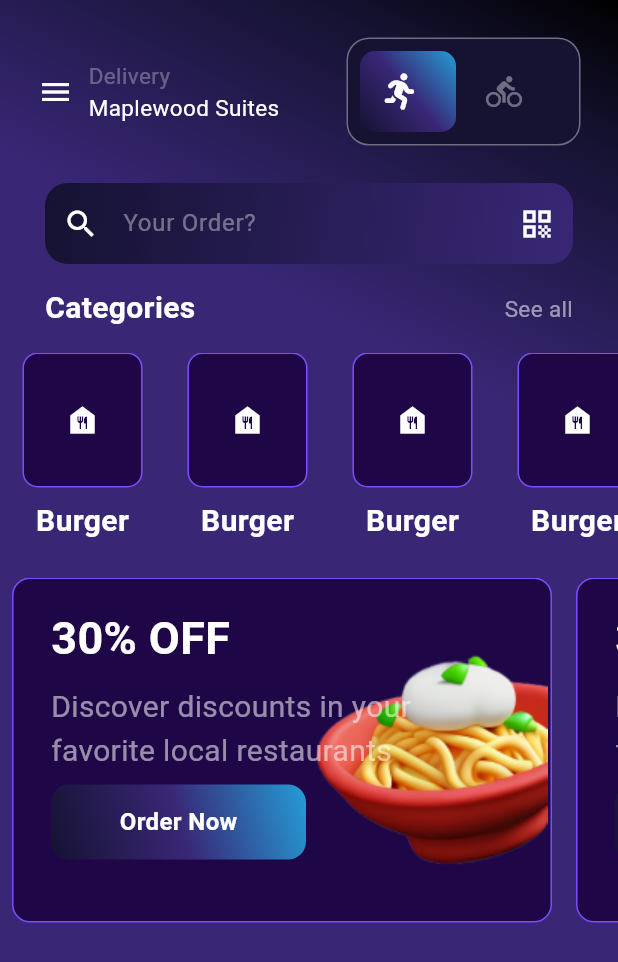
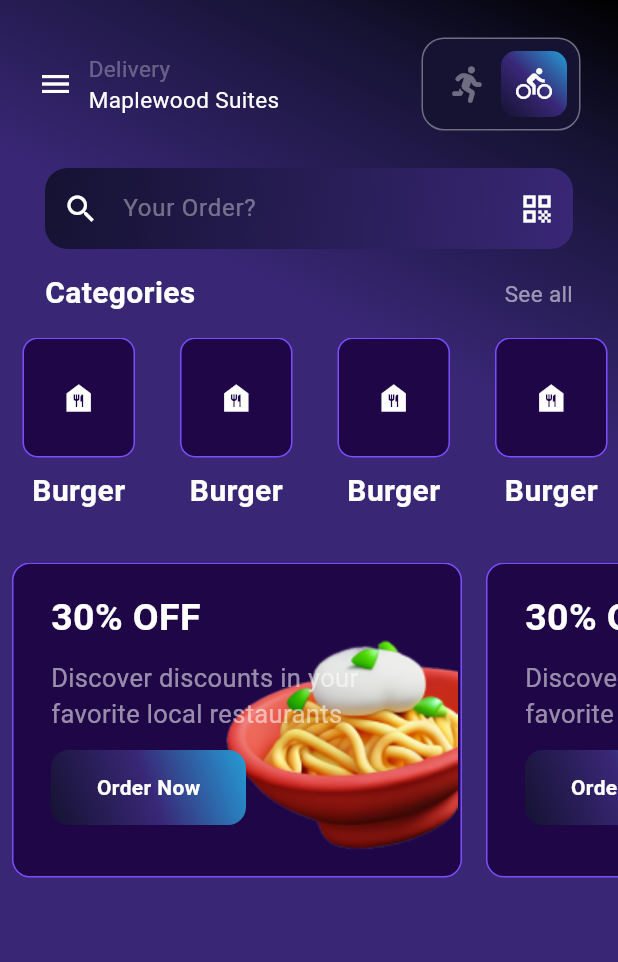
Before and after one commit to Muhammad-Usman08/Final-Hackathon, a Flutter app: the HomeView screen opened directly, on a phone screen of 412 x 824 dp. Shown: the top 962 px of the screen. Run offline on Flutter 3.47's test engine with Material 3 defaults, Android fonts, the light colour scheme and no system bars; our stand-ins replace flutter_svg, font_awesome_flutter, get.

Commit message:
home ui problem fix

```diff
--- a/lib/views/home/home_view.dart
+++ b/lib/views/home/home_view.dart
@@ -54,8 +54,8 @@ class HomeView extends StatelessWidget {
                           child: Column(
                             children: [
                               Container(
-                                height: 90,
-                                width: 80,
+                                height: 80,
+                                width: 75,
                                 decoration: BoxDecoration(
                                   border: Border.all(
                                       color: Colors.deepPurpleAccent),
@@ -81,7 +81,7 @@ class HomeView extends StatelessWidget {
                     ),
                   ),
                   SizedBox(
-                    height: 230,
+                    height: 210,
                     child: ListView.builder(
                       scrollDirection: Axis.horizontal,
                       itemCount: 3,
@@ -91,8 +91,8 @@ class HomeView extends StatelessWidget {
                             horizontal: 8.0,
                           ),
                           child: Container(
-                            height: 120,
-                            width: 360, // Set a fixed width to prevent overflow
+                            height: 80,
+                            width: 300,
                             decoration: BoxDecoration(
                               border:
                                   Border.all(color: Colors.deepPurpleAccent),
@@ -114,25 +114,25 @@ class HomeView extends StatelessWidget {
                                     children: [
                                       CustomText(
                                         text: '30% OFF',
-                                        fontSize: 30,
+                                        fontSize: 25,
                                         weight: FontWeight.bold,
                                         color: Colors.white,
                                       ),
                                       SizedBox(height: 10),
                                       CustomText(
-                                        fontSize: 20,
+                                        fontSize: 17,
                                         text:
                                             'Discover discounts in your\nfavorite local restaurants',
                                         color: Colors.white54,
                                       ),
-                                      SizedBox(height: 8),
+                                      SizedBox(height: 12),
                                       Container(
                                         height: 50,
-                                        width: 170,
+                                        width: 130,
                                         child: Center(
                                           child: CustomText(
                                             text: 'Order Now',
-                                            fontSize: 16,
+                                            fontSize: 14,
                                             weight: FontWeight.bold,
                                             color: Colors.white,
                                           ),
--- a/lib/views/home/homecomponents/custom_app_bar.dart
+++ b/lib/views/home/homecomponents/custom_app_bar.dart
@@ -1,6 +1,5 @@
 import 'package:flutter/material.dart';
 import 'package:hackhthon_project/components/custom_text.dart';
-import 'package:hackhthon_project/views/home/home_view.dart';
 import 'package:hackhthon_project/views/home/homecomponents/custom_fiels.dart';
 
 class CustomAppBar extends StatelessWidget {
@@ -9,8 +8,8 @@ class CustomAppBar extends StatelessWidget {
   @override
   Widget build(BuildContext context) {
     return Container(
-      padding: EdgeInsets.all(25),
-      child: Row(
+      padding: const EdgeInsets.all(25),
+      child: const Row(
         children: [
           Icon(
             Icons.menu,
--- a/lib/views/home/homecomponents/custom_fiels.dart
+++ b/lib/views/home/homecomponents/custom_fiels.dart
@@ -1,6 +1,7 @@
 import 'package:flutter/material.dart';
 import 'package:font_awesome_flutter/font_awesome_flutter.dart';
 import 'package:get/get.dart';
+import 'package:hackhthon_project/views/home/homeview_model.dart';
 
 class CustomToggleSwitch extends StatelessWidget {
   const CustomToggleSwitch({Key? key}) : super(key: key);
@@ -11,11 +12,11 @@ class CustomToggleSwitch extends StatelessWidget {
 
     return Obx(() {
       return Container(
-        padding: EdgeInsets.all(8),
+        padding: const EdgeInsets.all(8),
         decoration: BoxDecoration(
           border: Border.all(color: Colors.white38),
           borderRadius: BorderRadius.circular(15),
-          color: Color(0xff151232),
+          color: const Color(0xff151232),
         ),
         child: Row(
           mainAxisAlignment: MainAxisAlignment.spaceBetween,
@@ -23,16 +24,16 @@ class CustomToggleSwitch extends StatelessWidget {
             // Walk-in option
             GestureDetector(
               onTap: () {
-                homeController.isWalking.value = true; // Set to Walk-in
+                homeController.isWalking.value = true;
               },
               child: AnimatedContainer(
-                duration: Duration(milliseconds: 300),
-                padding: EdgeInsets.symmetric(horizontal: 15, vertical: 15),
+                duration: const Duration(milliseconds: 300),
+                padding: const EdgeInsets.symmetric(horizontal: 10, vertical: 10),
                 decoration: BoxDecoration(
                   gradient: homeController.isWalking.value
-                      ? LinearGradient(
+                      ? const LinearGradient(
                           colors: [
-                            const Color.fromARGB(255, 36, 157, 214),
+                            Color.fromARGB(255, 36, 157, 214),
                             Color(0xff392776),
                             Color(0xff151232),
                           ],
@@ -50,7 +51,6 @@ class CustomToggleSwitch extends StatelessWidget {
                           ? Colors.white
                           : Colors.white38,
                     ),
-                    SizedBox(width: 10),
                   ],
                 ),
               ),
@@ -58,16 +58,16 @@ class CustomToggleSwitch extends StatelessWidget {
             // Cycle option
             GestureDetector(
               onTap: () {
-                homeController.isWalking.value = false; // Set to Cycle
+                homeController.isWalking.value = false;
               },
               child: AnimatedContainer(
-                duration: Duration(milliseconds: 300),
-                padding: EdgeInsets.symmetric(horizontal: 20, vertical: 10),
+                duration: const Duration(milliseconds: 300),
+                padding: const EdgeInsets.symmetric(horizontal: 10, vertical: 10),
                 decoration: BoxDecoration(
                   gradient: !homeController.isWalking.value
-                      ? LinearGradient(
+                      ? const LinearGradient(
                           colors: [
-                            const Color.fromARGB(255, 36, 157, 214),
+                            Color.fromARGB(255, 36, 157, 214),
                             Color(0xff392776),
                             Color(0xff151232),
                           ],
@@ -85,7 +85,6 @@ class CustomToggleSwitch extends StatelessWidget {
                           ? Colors.white
                           : Colors.white38,
                     ),
-                    SizedBox(width: 10),
                   ],
                 ),
               ),
@@ -96,7 +95,3 @@ class CustomToggleSwitch extends StatelessWidget {
     });
   }
 }
-
-class HomeviewModel extends GetxController {
-  RxBool isWalking = true.obs; // Default to Walk-in
-}
```
Also changed, not shown: lib/views/authentication/login/login_view.dart (+11 -20 lines), lib/views/authentication/signUp/signUp_view.dart (+7 -17 lines), pubspec.lock.
